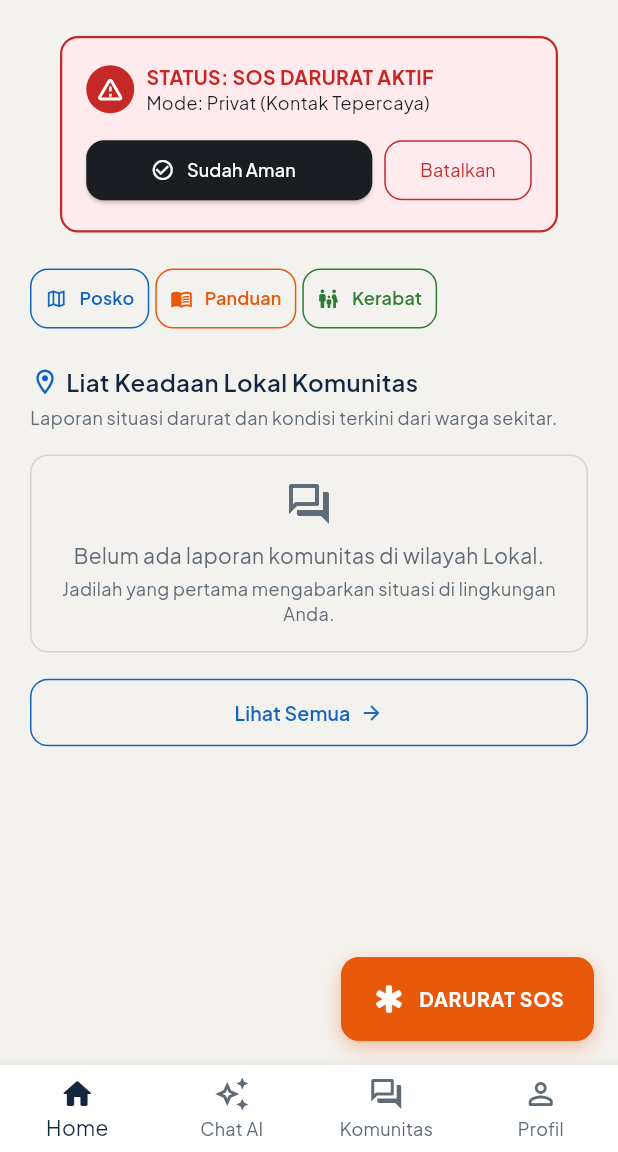
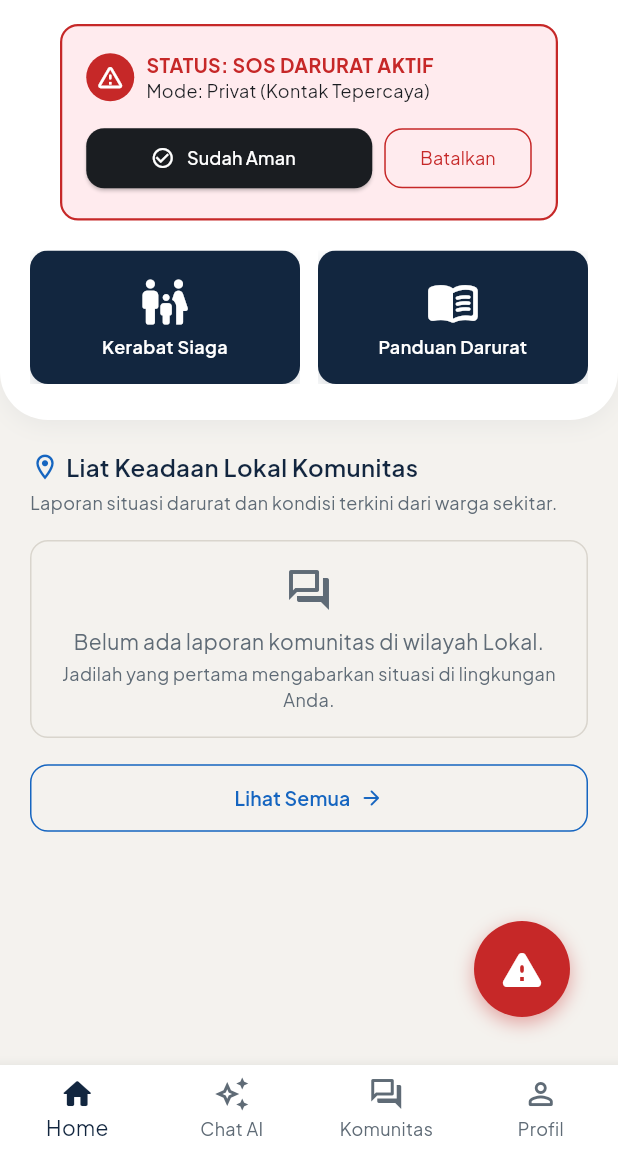
Before and after one commit to ZimrionVarethos/wero, a Flutter app: the screen it shows once a user with an empty profile is signed in, on a phone screen of 412 x 824 dp, the part 84-1236 px from its top. Run offline on Flutter 3.47's test engine with Material 3 defaults, Android fonts, the phone set to English and light mode, and no system bars; our stand-ins replace audioplayers, firebase_core, firebase_messaging, flutter_map, flutter_markdown_plus, flutter_riverpod and 7 more; accounts and stored records are empty; network calls fail.

Commit message:
third blood

```diff
--- a/lib/screens/activity/widgets/quick_access_bar.dart
+++ b/lib/screens/activity/widgets/quick_access_bar.dart
@@ -6,85 +6,90 @@ import '../../../theme/app_colors.dart';
 import '../../../theme/app_spacing.dart';
 import '../../../theme/app_text_styles.dart';
 
-/// Quick navigation shortcuts for Posko, Panduan, and Kerabat Siaga.
+/// Quick access banners for Kerabat Siaga (left) and Panduan Darurat (right).
 class QuickAccessBar extends StatelessWidget {
   const QuickAccessBar({super.key});
 
   @override
   Widget build(BuildContext context) {
-    return SingleChildScrollView(
-      scrollDirection: Axis.horizontal,
-      child: Row(
-        children: [
-          OutlinedButton.icon(
-            onPressed: () => context.push(AppRoutes.evacuation),
-            style: OutlinedButton.styleFrom(
-              side: const BorderSide(color: AppColors.chartBlue),
-              shape: RoundedRectangleBorder(
-                borderRadius: BorderRadius.circular(AppRadius.button),
+    return Row(
+      children: [
+        // Banner Kerabat (Kiri)
+        Expanded(
+          child: _QuickBannerCard(
+            icon: Icons.family_restroom_rounded,
+            title: 'Kerabat Siaga',
+            onTap: () => context.push(AppRoutes.family),
+          ),
+        ),
+        const SizedBox(width: AppSpacing.md),
+        // Banner Panduan Darurat (Kanan)
+        Expanded(
+          child: _QuickBannerCard(
+            icon: Icons.menu_book_rounded,
+            title: 'Panduan Darurat',
+            onTap: () => context.push(AppRoutes.guides),
+          ),
+        ),
+      ],
+    );
+  }
+}
+
+class _QuickBannerCard extends StatelessWidget {
+  const _QuickBannerCard({
+    required this.icon,
+    required this.title,
+    required this.onTap,
+  });
+
+  final IconData icon;
+  final String title;
+  final VoidCallback onTap;
+
+  @override
+  Widget build(BuildContext context) {
+    return Material(
+      color: Colors.transparent,
+      child: InkWell(
+        onTap: onTap,
+        borderRadius: BorderRadius.circular(AppRadius.card),
+        child: Ink(
+          padding: const EdgeInsets.symmetric(
+            vertical: AppSpacing.base,
+            horizontal: AppSpacing.sm,
+          ),
+          decoration: BoxDecoration(
+            color: AppColors.primaryNavy,
+            borderRadius: BorderRadius.circular(AppRadius.card),
+            boxShadow: [
+              BoxShadow(
+                color: AppColors.primaryNavy.withValues(alpha: 0.18),
+                blurRadius: 8,
+                offset: const Offset(0, 3),
               ),
-              padding: const EdgeInsets.symmetric(horizontal: 10, vertical: 6),
-            ),
-            icon: const Icon(
-              Icons.map_outlined,
-              size: 15,
-              color: AppColors.chartBlue,
-            ),
-            label: Text(
-              'Posko',
-              style: AppTextStyles.caption.copyWith(
-                color: AppColors.chartBlue,
-                fontWeight: FontWeight.w600,
+            ],
+          ),
+          child: Column(
+            mainAxisSize: MainAxisSize.min,
+            mainAxisAlignment: MainAxisAlignment.center,
+            children: [
+              Icon(icon, size: 36, color: AppColors.surfaceWhite),
+              const SizedBox(height: AppSpacing.xs),
+              Text(
+                title,
+                style: AppTextStyles.caption.copyWith(
+                  color: AppColors.surfaceWhite,
+                  fontWeight: FontWeight.w600,
+                  fontSize: 12,
+                ),
+                textAlign: TextAlign.center,
+                maxLines: 1,
+                overflow: TextOverflow.ellipsis,
               ),
-            ),
+            ],
           ),
-          const SizedBox(width: AppSpacing.xs),
-          OutlinedButton.icon(
-            onPressed: () => context.push(AppRoutes.guides),
-            style: OutlinedButton.styleFrom(
-              side: const BorderSide(color: AppColors.accentOrange),
-              shape: RoundedRectangleBorder(
-                borderRadius: BorderRadius.circular(AppRadius.button),
-              ),
-              padding: const EdgeInsets.symmetric(horizontal: 10, vertical: 6),
-            ),
-            icon: const Icon(
-              Icons.menu_book_outlined,
-              size: 15,
-              color: AppColors.accentOrange,
-            ),
-            label: Text(
-              'Panduan',
-              style: AppTextStyles.caption.copyWith(
-                color: AppColors.accentOrange,
-                fontWeight: FontWeight.w600,
-              ),
-            ),
-          ),
-          const SizedBox(width: AppSpacing.xs),
-          OutlinedButton.icon(
-            onPressed: () => context.push(AppRoutes.family),
-            style: OutlinedButton.styleFrom(
-              side: const BorderSide(color: AppColors.chartGreen),
-              shape: RoundedRectangleBorder(
-                borderRadius: BorderRadius.circular(AppRadius.button),
-              ),
-              padding: const EdgeInsets.symmetric(horizontal: 10, vertical: 6),
-            ),
-            icon: const Icon(
-              Icons.family_restroom_rounded,
-              size: 15,
-              color: AppColors.chartGreen,
-            ),
-            label: Text(
-              'Kerabat',
-              style: AppTextStyles.caption.copyWith(
-                color: AppColors.chartGreen,
-                fontWeight: FontWeight.w600,
-              ),
-            ),
-          ),
-        ],
+        ),
       ),
     );
   }
--- a/lib/screens/activity_screen.dart
+++ b/lib/screens/activity_screen.dart
@@ -65,17 +65,38 @@ class _ActivityScreenState extends ConsumerState<ActivityScreen> {
           ref.invalidate(activeSosProvider);
         },
         child: ListView(
+          padding: EdgeInsets.zero,
+          children: [
+            // Area hero atas dengan background putih dan lekukan melengkung
+            Container(
+              width: double.infinity,
+              decoration: BoxDecoration(
+                color: AppColors.surfaceWhite,
+                borderRadius: const BorderRadius.vertical(
+                  bottom: Radius.circular(AppRadius.heroCurve),
+                ),
+                boxShadow: [
+                  BoxShadow(
+                    color: AppColors.primaryNavy.withValues(alpha: 0.05),
+                    blurRadius: 12,
+                    offset: const Offset(0, 4),
+                  ),
+                ],
+              ),
               padding: const EdgeInsets.fromLTRB(
                 AppSpacing.pagePadding,
-            AppSpacing.base,
+                AppSpacing.sm,
                 AppSpacing.pagePadding,
-            80, // room for FAB
+                AppSpacing.xl,
               ),
+              child: Column(
+                mainAxisSize: MainAxisSize.min,
                 children: [
                   activeSosAsync.when(
                     data: (sos) => sos != null
                         ? Padding(
-                      padding: const EdgeInsets.only(bottom: AppSpacing.md),
+                            padding:
+                                const EdgeInsets.only(bottom: AppSpacing.md),
                             child: SosActiveCard(event: sos),
                           )
                         : const SizedBox.shrink(),
@@ -83,10 +104,21 @@ class _ActivityScreenState extends ConsumerState<ActivityScreen> {
                     error: (_, _) => const SizedBox.shrink(),
                   ),
                   const QuickAccessBar(),
-            const SizedBox(height: AppSpacing.lg),
-            LocalCommunitySection(
+                ],
+              ),
+            ),
+            // Konten komunitas di atas kanvas krem
+            Padding(
+              padding: const EdgeInsets.fromLTRB(
+                AppSpacing.pagePadding,
+                AppSpacing.lg,
+                AppSpacing.pagePadding,
+                80, // room for FAB
+              ),
+              child: LocalCommunitySection(
                 cityName: titleCity,
                 postsAsync: recentPostsAsync,
+              ),
             ),
           ],
         ),
--- a/lib/screens/operations/widgets/sos_button.dart
+++ b/lib/screens/operations/widgets/sos_button.dart
@@ -7,12 +7,10 @@ import 'package:latlong2/latlong.dart';
 import '../../../core/providers/operations_providers.dart';
 import '../../../services/location_service.dart';
 import '../../../theme/app_colors.dart';
-import '../../../theme/app_spacing.dart';
-import '../../../theme/app_text_styles.dart';
 import 'location_required_dialog.dart';
 import 'sos_dialog.dart';
 
-/// Interactive Emergency SOS button requiring a 2.5s press-and-hold gesture.
+/// Circular Emergency SOS button requiring a 2.5s press-and-hold with pulsing wave animation.
 class SosButton extends ConsumerStatefulWidget {
   const SosButton({super.key});
 
@@ -59,9 +57,7 @@ class _SosButtonState extends ConsumerState<SosButton>
       setState(() => _isHolding = false);
       ScaffoldMessenger.of(context).showSnackBar(
         const SnackBar(
-          content: Text(
-            'Tekan dan tahan selama 2.5 detik untuk mengaktifkan SOS.',
-          ),
+          content: Text('Tekan dan tahan selama 2.5 detik untuk memicu SOS.'),
           duration: Duration(seconds: 2),
         ),
       );
@@ -104,7 +100,7 @@ class _SosButtonState extends ConsumerState<SosButton>
               content: Text(
                 'Sinyal SOS Darurat berhasil disiarkan dengan lokasi GPS asli!',
               ),
-              backgroundColor: AppColors.chartRed,
+              backgroundColor: AppColors.awas,
             ),
           );
         }
@@ -113,7 +109,7 @@ class _SosButtonState extends ConsumerState<SosButton>
           ScaffoldMessenger.of(context).showSnackBar(
             SnackBar(
               content: Text('Gagal menyiarkan SOS: $e'),
-              backgroundColor: AppColors.chartRed,
+              backgroundColor: AppColors.awas,
             ),
           );
         }
@@ -121,66 +117,102 @@ class _SosButtonState extends ConsumerState<SosButton>
     }
   }
 
+  Widget _buildWaveRing(double progress, double delay) {
+    final t = (progress * 2.5 + delay) % 1.0;
+    final scale = 1.0 + (t * 0.75);
+    final opacity = (1.0 - t).clamp(0.0, 1.0) * 0.45;
+
+    return Transform.scale(
+      scale: scale,
+      child: Container(
+        width: 64,
+        height: 64,
+        decoration: BoxDecoration(
+          shape: BoxShape.circle,
+          color: AppColors.awas.withValues(alpha: opacity * 0.25),
+          border: Border.all(
+            color: AppColors.awas.withValues(alpha: opacity),
+            width: 2.0,
+          ),
+        ),
+      ),
+    );
+  }
+
   @override
   Widget build(BuildContext context) {
-    return GestureDetector(
+    return Semantics(
+      button: true,
+      label: 'Tombol Darurat SOS. Tekan dan tahan 2.5 detik untuk membuka popup konfirmasi.',
+      child: GestureDetector(
         onTapDown: (_) => _onPressStart(),
         onTapUp: (_) => _onPressEnd(),
         onTapCancel: _onPressEnd,
         child: AnimatedBuilder(
           animation: _controller,
           builder: (context, child) {
-          return Container(
-            height: 56,
-            padding: const EdgeInsets.symmetric(horizontal: AppSpacing.lg),
+            final progress = _controller.value;
+            return SizedBox(
+              width: 96,
+              height: 96,
+              child: Stack(
+                alignment: Alignment.center,
+                clipBehavior: Clip.none,
+                children: [
+                  // Gelombang konsentris saat tombol ditekan
+                  if (_isHolding) ...[
+                    _buildWaveRing(progress, 0.0),
+                    _buildWaveRing(progress, 0.33),
+                    _buildWaveRing(progress, 0.66),
+                    // Indikator progres lingkar luar
+                    SizedBox(
+                      width: 76,
+                      height: 76,
+                      child: CircularProgressIndicator(
+                        value: progress,
+                        strokeWidth: 3.5,
+                        valueColor: const AlwaysStoppedAnimation<Color>(
+                          AppColors.awas,
+                        ),
+                        backgroundColor: AppColors.awas.withValues(alpha: 0.15),
+                      ),
+                    ),
+                  ],
+                  // Pembungkus bulat warna merah dengan icon danger
+                  Transform.scale(
+                    scale: _isHolding ? 0.95 : 1.0,
+                    child: Container(
+                      width: 64,
+                      height: 64,
                       decoration: BoxDecoration(
-              color: AppColors.accentOrange,
-              borderRadius: BorderRadius.circular(AppRadius.button),
+                        shape: BoxShape.circle,
+                        color: AppColors.awas,
                         boxShadow: [
                           BoxShadow(
-                  color: AppColors.accentOrange.withValues(alpha: 0.35),
-                  blurRadius: 10,
+                            color: AppColors.awas.withValues(
+                              alpha: _isHolding ? 0.6 : 0.4,
+                            ),
+                            blurRadius: _isHolding ? 16 : 10,
+                            spreadRadius: _isHolding ? 3 : 0,
                             offset: const Offset(0, 4),
                           ),
                         ],
                       ),
-            child: Stack(
-              alignment: Alignment.centerLeft,
-              children: [
-                if (_isHolding)
-                  FractionallySizedBox(
-                    widthFactor: _controller.value,
-                    child: Container(
-                      decoration: BoxDecoration(
-                        color: Colors.white.withValues(alpha: 0.25),
-                        borderRadius: BorderRadius.circular(AppRadius.button),
+                      child: const Center(
+                        child: Icon(
+                          Icons.warning_rounded,
+                          color: Colors.white,
+                          size: 32,
                         ),
                       ),
                     ),
-                Row(
-                  mainAxisSize: MainAxisSize.min,
-                  children: [
-                    const Icon(
-                      Icons.emergency_rounded,
-                      color: Colors.white,
-                      size: 24,
-                    ),
-                    const SizedBox(width: AppSpacing.sm),
-                    Text(
-                      _isHolding ? 'Tahan tombol...' : 'DARURAT SOS',
-                      style: AppTextStyles.label.copyWith(
-                        color: Colors.white,
-                        fontWeight: FontWeight.w700,
-                        letterSpacing: 0.5,
-                      ),
-                    ),
-                  ],
                   ),
                 ],
               ),
             );
           },
         ),
+      ),
     );
   }
 }
--- a/lib/theme/app_spacing.dart
+++ b/lib/theme/app_spacing.dart
@@ -30,4 +30,7 @@ abstract final class AppRadius {
 
   /// Standard radius for icon tiles and small controls.
   static const double iconTile = 10.0;
+
+  /// Radius for large curved hero banners and bottom arcs (~32 dp).
+  static const double heroCurve = 32.0;
 }
```
Lines whose indentation alone changed are shown as unchanged.
